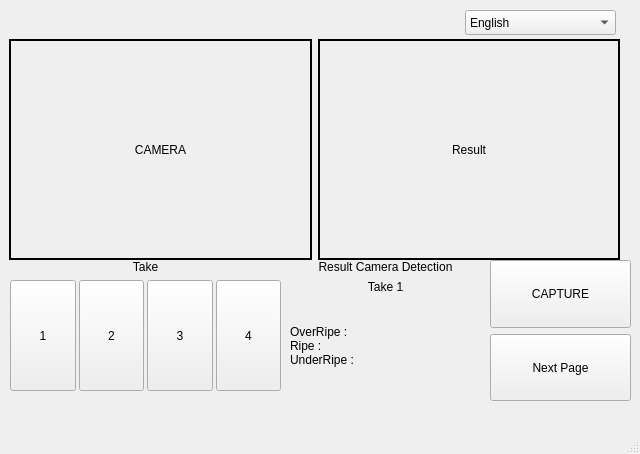
Above: code/egrekdigitalv2.ui from alldone03/SwtYL before the change. Below: the same form after it.
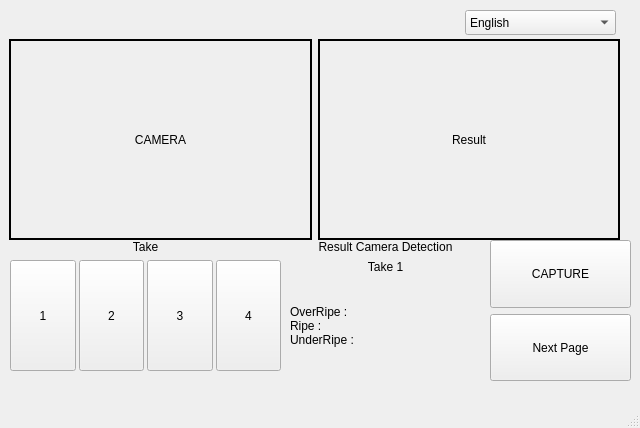
That is the form after the change. The open tabs and pages were chosen to show the change.

Commit message: FEAT: config jetson

Diff of the .ui file:
```diff
--- a/code/egrekdigitalv2.ui
+++ b/code/egrekdigitalv2.ui
@@ -7,7 +7,7 @@
     <x>0</x>
     <y>0</y>
     <width>640</width>
-    <height>454</height>
+    <height>428</height>
    </rect>
   </property>
   <property name="windowTitle">
@@ -31,7 +31,7 @@
       <property name="geometry">
        <rect>
         <x>10</x>
-        <y>260</y>
+        <y>240</y>
         <width>271</width>
         <height>131</height>
        </rect>
@@ -133,7 +133,7 @@
       <property name="geometry">
        <rect>
         <x>490</x>
-        <y>260</y>
+        <y>240</y>
         <width>141</width>
         <height>141</height>
        </rect>
@@ -171,7 +171,7 @@
       <property name="geometry">
        <rect>
         <x>290</x>
-        <y>260</y>
+        <y>240</y>
         <width>191</width>
         <height>131</height>
        </rect>
@@ -235,7 +235,7 @@
         <x>9</x>
         <y>39</y>
         <width>611</width>
-        <height>221</height>
+        <height>201</height>
        </rect>
       </property>
       <layout class="QGridLayout" name="gridLayout">
```
Left out of the diff: 12 changed lines with no effect on the pictures. The commit also changes 1 other file.
